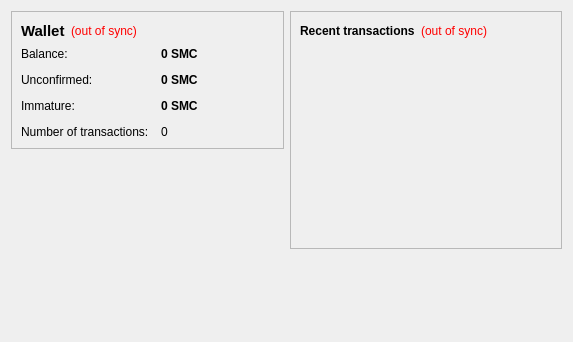
Old version of the form src/qt/forms/overviewpage.ui in the repository hendercoin/hendercoin.
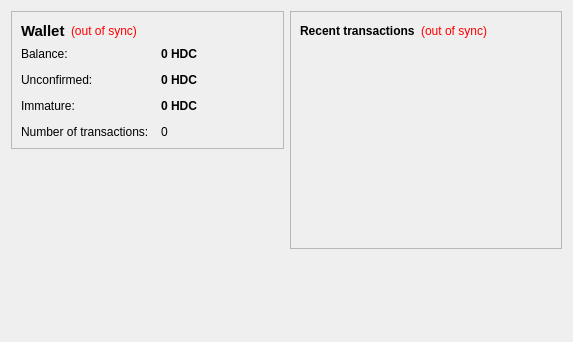
New version of the form.

The edit to the form file:
```diff
--- a/src/qt/forms/overviewpage.ui
+++ b/src/qt/forms/overviewpage.ui
@@ -105,7 +105,7 @@
              <string>Your current balance</string>
             </property>
             <property name="text">
-             <string notr="true">0 SMC</string>
+             <string notr="true">0 HDC</string>
             </property>
             <property name="textInteractionFlags">
              <set>Qt::LinksAccessibleByMouse|Qt::TextSelectableByKeyboard|Qt::TextSelectableByMouse</set>
@@ -134,7 +134,7 @@
              <string>Total of transactions that have yet to be confirmed, and do not yet count toward the current balance</string>
             </property>
             <property name="text">
-             <string notr="true">0 SMC</string>
+             <string notr="true">0 HDC</string>
             </property>
             <property name="textInteractionFlags">
              <set>Qt::LinksAccessibleByMouse|Qt::TextSelectableByKeyboard|Qt::TextSelectableByMouse</set>
@@ -177,7 +177,7 @@
              <string>Mined balance that has not yet matured</string>
             </property>
             <property name="text">
-             <string notr="true">0 SMC</string>
+             <string notr="true">0 HDC</string>
             </property>
             <property name="textInteractionFlags">
              <set>Qt::LinksAccessibleByMouse|Qt::TextSelectableByKeyboard|Qt::TextSelectableByMouse</set>
```
Left out of the diff: 4 changed lines with no effect on the pictures.
